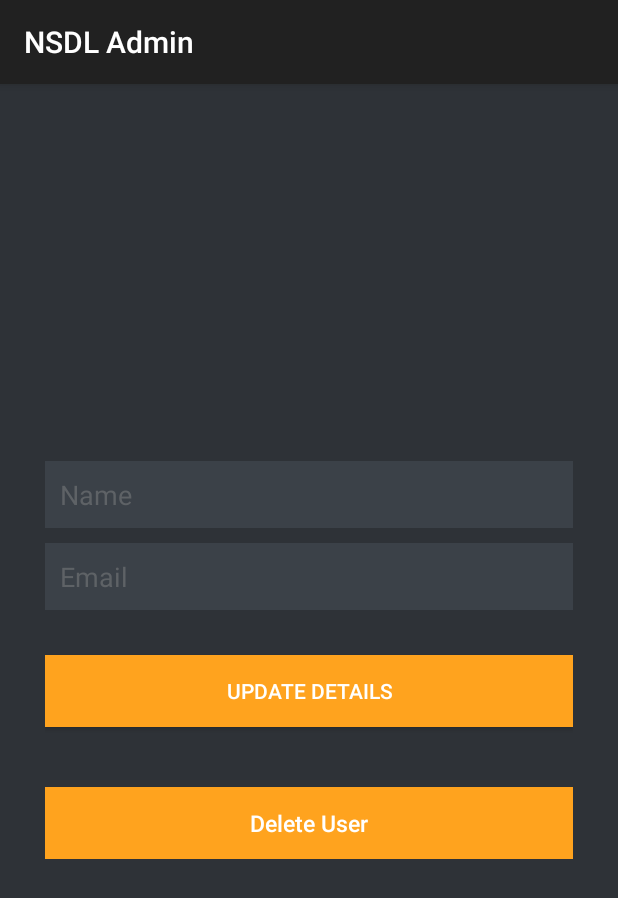
After one commit to lehai730/NSDL_Admin, an Android app: the EditUsers screen opened directly, with no data from a screen before it, on a phone screen of 412 x 824 dp. The commit adds this screen. Shown: the top 898 px of the screen. Run offline under Robolectric (Android 15) with nearby library versions, the phone set to English and light mode, and no system bars.

Commit message:
Added Edit and Delete as well as refresh Functions for Admin

```diff
--- a/app/src/main/AndroidManifest.xml
+++ b/app/src/main/AndroidManifest.xml
@@ -44,7 +44,8 @@
         <!-- Service for handling communication with NFC terminal. -->
         <!-- END_INCLUDE(CardEmulationManifest) -->
         <activity android:name=".activity.ViewDoorUsers" />
-        <activity android:name=".activity.ViewLogs"></activity>
+        <activity android:name=".activity.ViewLogs" />
+        <activity android:name=".activity.EditUsers"></activity>
     </application>
 
 </manifest>
--- a/app/src/main/java/info/androidhive/admin/app/AppConfig.java
+++ b/app/src/main/java/info/androidhive/admin/app/AppConfig.java
@@ -18,4 +18,10 @@ public class AppConfig {
 
 	// Server to clear Logs
 	public static String URL_CLEAR_LOGS = "http://192.168.1.120/admin_login_api/clearLogs.php";
+
+	// Server to delete Users
+	public static String URL_DELETE_USERS = "http://192.168.1.120/admin_login_api/deleteUsers.php";
+
+	// Server to update Users
+	public static String URL_UPDATE_USERS = "http://192.168.1.120/admin_login_api/updateUsers.php";
 }
--- /dev/null
+++ b/app/src/main/res/layout/activity_edit_users.xml
@@ -0,0 +1,69 @@
+<?xml version="1.0" encoding="utf-8"?>
+<LinearLayout xmlns:android="http://schemas.android.com/apk/res/android"
+    android:layout_width="fill_parent"
+    android:layout_height="fill_parent"
+    android:background="@color/bg_register"
+    android:gravity="center"
+    android:orientation="vertical"
+    android:padding="10dp">
+
+    <LinearLayout
+        android:layout_width="fill_parent"
+        android:layout_height="wrap_content"
+        android:layout_gravity="center"
+        android:orientation="vertical"
+        android:paddingLeft="20dp"
+        android:paddingRight="20dp">
+
+        <EditText
+            android:id="@+id/update_name"
+            android:layout_width="fill_parent"
+            android:layout_height="wrap_content"
+            android:layout_marginBottom="10dp"
+            android:background="@color/input_register_bg"
+            android:hint="@string/hint_name"
+            android:inputType="textCapWords"
+            android:padding="10dp"
+            android:singleLine="true"
+            android:textColor="@color/input_register"
+            android:textColorHint="@color/input_register_hint" />
+
+        <EditText
+            android:id="@+id/update_email"
+            android:layout_width="fill_parent"
+            android:layout_height="wrap_content"
+            android:layout_marginBottom="10dp"
+            android:background="@color/input_register_bg"
+            android:hint="@string/hint_email"
+            android:inputType="textEmailAddress"
+            android:padding="10dp"
+            android:singleLine="true"
+            android:textColor="@color/input_register"
+            android:textColorHint="@color/input_register_hint" />
+
+        <!-- Login Button -->
+
+        <Button
+            android:id="@+id/btnUpdate"
+            android:layout_width="fill_parent"
+            android:layout_height="wrap_content"
+            android:layout_marginTop="20dip"
+            android:background="#FFA31E"
+            android:text="UPDATE DETAILS"
+            android:textColor="@color/white" />
+
+        <!-- Link to Login Screen -->
+
+        <Button
+            android:id="@+id/btnDelete"
+            android:layout_width="fill_parent"
+            android:layout_height="wrap_content"
+            android:layout_marginTop="40dip"
+            android:background="#FFA31E"
+            android:text="Delete User"
+            android:textAllCaps="false"
+            android:textColor="@color/white"
+            android:textSize="15dp" />
+    </LinearLayout>
+
+</LinearLayout>
--- a/app/src/main/res/values/strings.xml
+++ b/app/src/main/res/values/strings.xml
@@ -4,7 +4,7 @@
     <string name="app_name">NSDL Admin</string>
     <string name="hint_email">Email</string>
     <string name="hint_password">Password</string>
-    <string name="hint_name">Fullname</string>
+    <string name="hint_name">Name</string>
     <string name="btn_login">LOGIN</string>
     <string name="btn_register">REGISTER</string>
     <string name="btn_unlock">UNLOCK DOOR</string>
```
Also changed, not shown: app/src/main/java/info/androidhive/admin/activity/EditUsers.java (added, +245 -0 lines), app/src/main/java/info/androidhive/admin/activity/ViewDoorUsers.java (+61 -2 lines), app/src/main/java/info/androidhive/admin/activity/ViewLogs.java (+40 -6 lines), app/src/main/res/layout/activity_login.xml (+8 -22 lines), app/src/main/res/layout/activity_view_door_users.xml (+12 -4 lines), app/src/main/res/layout/activity_view_logs.xml (+12 -4 lines), 3 other files.
